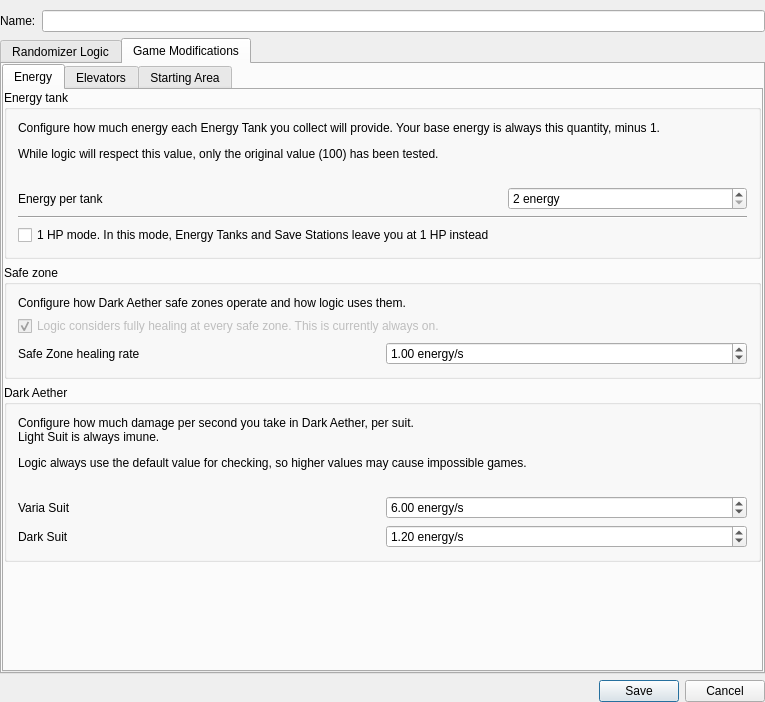
Above: randovania/gui/ui_files/logic_settings_window.ui from randovania/randovania before the change. Below: the same form after it.
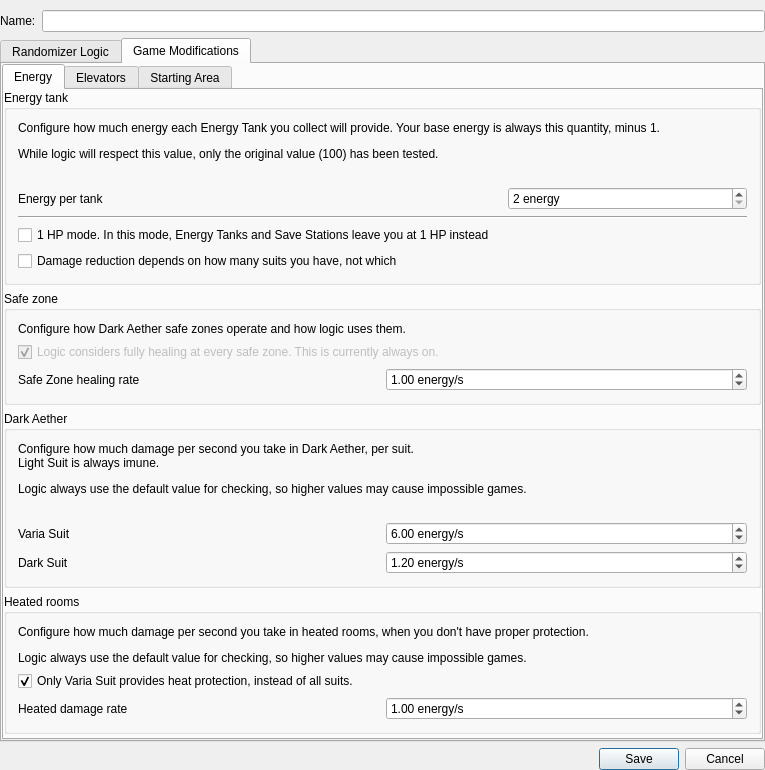
That is the form after the change. The open tabs and pages were chosen to show the change.

Commit message: Add UI options for heat damage and suit damage reduction

Diff of the .ui file:
```diff
--- a/randovania/gui/ui_files/logic_settings_window.ui
+++ b/randovania/gui/ui_files/logic_settings_window.ui
@@ -498,6 +498,29 @@
                 </property>
                </widget>
               </item>
+              <item row="1" column="1">
+               <spacer name="energy_tank_capacity_spacer">
+                <property name="orientation">
+                 <enum>Qt::Vertical</enum>
+                </property>
+                <property name="sizeType">
+                 <enum>QSizePolicy::Fixed</enum>
+                </property>
+                <property name="sizeHint" stdset="0">
+                 <size>
+                  <width>20</width>
+                  <height>20</height>
+                 </size>
+                </property>
+               </spacer>
+              </item>
+              <item row="5" column="0" colspan="2">
+               <widget class="QCheckBox" name="progressive_damage_reduction_check">
+                <property name="text">
+                 <string>Damage reduction depends on how many suits you have, not which</string>
+                </property>
+               </widget>
+              </item>
              </layout>
             </widget>
            </item>
@@ -646,6 +669,55 @@
              </layout>
             </widget>
            </item>
+           <item>
+            <widget class="QGroupBox" name="heated_damage_box">
+             <property name="title">
+              <string>Heated rooms</string>
+             </property>
+             <layout class="QGridLayout" name="gridLayout_3">
+              <item row="0" column="0" colspan="2">
+               <widget class="QLabel" name="heated_damage_description">
+                <property name="text">
+                 <string>&lt;html&gt;&lt;head/&gt;&lt;body&gt;&lt;p&gt;Configure how much damage per second you take in heated rooms, when you don't have proper protection.&lt;/p&gt;&lt;p&gt;Logic always use the default value for checking, so higher values may cause impossible games.&lt;/p&gt;&lt;/body&gt;&lt;/html&gt;</string>
+                </property>
+               </widget>
+              </item>
+              <item row="1" column="0" colspan="2">
+               <widget class="QCheckBox" name="heated_damage_varia_check">
+                <property name="text">
+                 <string>Only Varia Suit provides heat protection, instead of all suits.</string>
+                </property>
+                <property name="checked">
+                 <bool>true</bool>
+                </property>
+               </widget>
+              </item>
+              <item row="2" column="0">
+               <widget class="QLabel" name="heated_damage_label">
+                <property name="text">
+                 <string>Heated damage rate</string>
+                </property>
+               </widget>
+              </item>
+              <item row="2" column="1">
+               <widget class="QDoubleSpinBox" name="heated_damage_spin">
+                <property name="suffix">
+                 <string> energy/s</string>
+                </property>
+                <property name="maximum">
+                 <double>100.000000000000000</double>
+                </property>
+                <property name="singleStep">
+                 <double>0.100000000000000</double>
+                </property>
+                <property name="value">
+                 <double>1.000000000000000</double>
+                </property>
+               </widget>
+              </item>
+             </layout>
+            </widget>
+           </item>
            <item>
             <spacer name="energy_tank_spacer">
              <property name="orientation">
```
Left out of the diff: 46 changed lines with no effect on the pictures. The commit also changes 2 other files.
